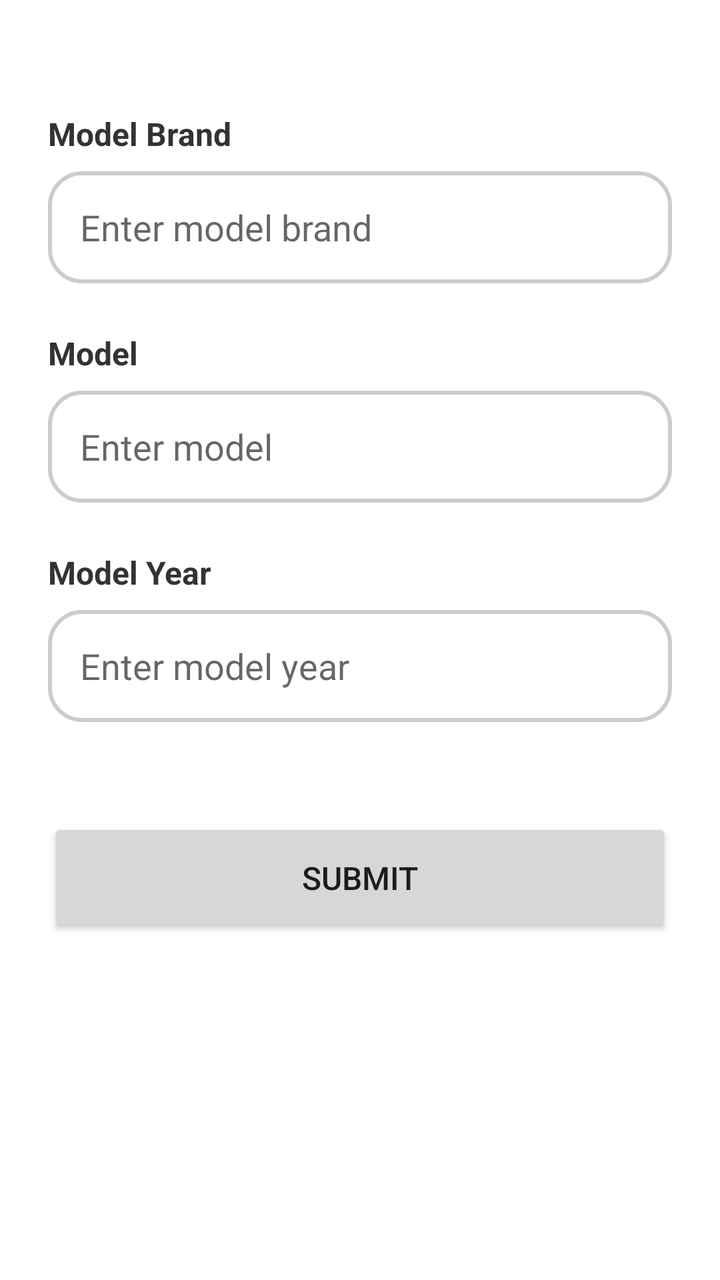
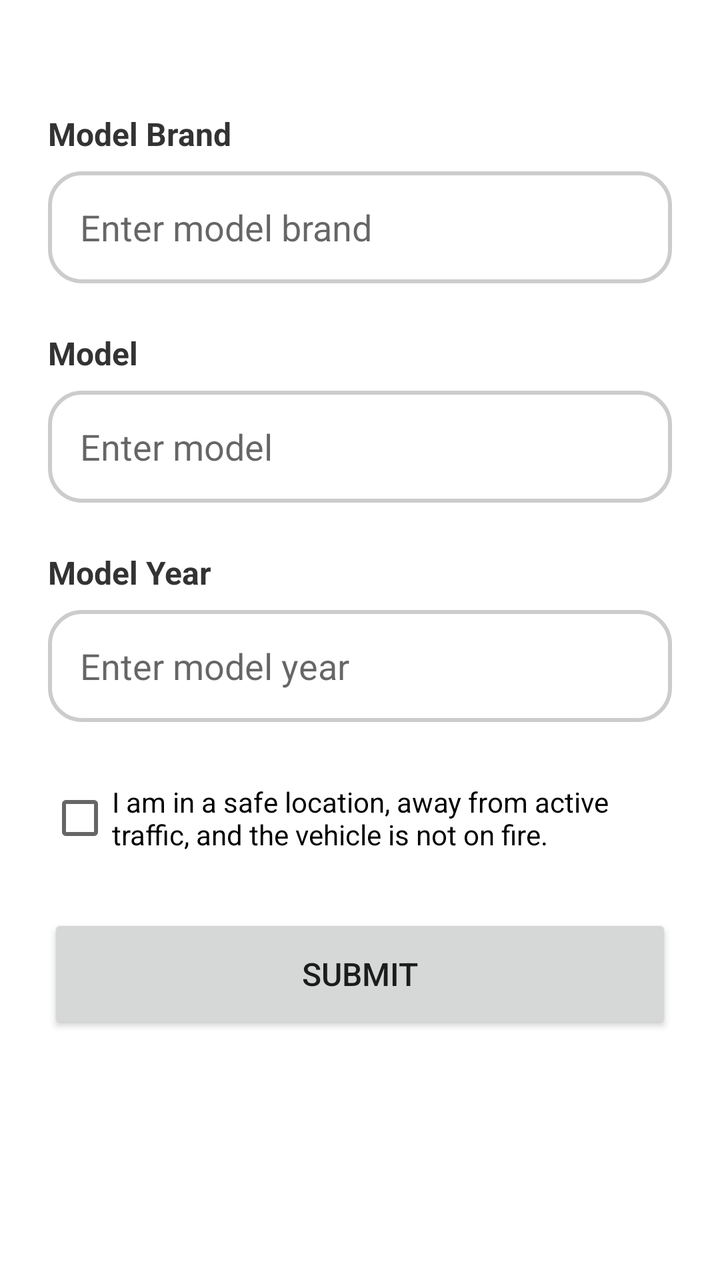

Before-and-after screenshots of an Android layout around one commit, followed by the original layout XML and the change that was made.
<!-- AndroidManifest.xml: application theme Theme.RoadsideAssist -->
<!-- res/layout/activity_main.xml -->
<?xml version="1.0" encoding="utf-8"?>
<androidx.constraintlayout.widget.ConstraintLayout xmlns:android="http://schemas.android.com/apk/res/android"
    xmlns:app="http://schemas.android.com/apk/res-auto"
    xmlns:tools="http://schemas.android.com/tools"
    android:layout_width="match_parent"
    android:layout_height="match_parent"
    android:padding="24dp">

    <TextView
        android:id="@+id/brand"
        android:layout_width="wrap_content"
        android:layout_height="wrap_content"
        android:layout_marginTop="32dp"
        android:text="Model Brand"
        android:textColor="#333333"
        android:textSize="16sp"
        android:textStyle="bold"
        app:layout_constraintStart_toStartOf="parent"
        app:layout_constraintTop_toTopOf="parent" />

    <EditText
        android:id="@+id/editTextText"
        android:layout_width="0dp"
        android:layout_height="56dp"
        android:layout_marginTop="8dp"
        android:background="@drawable/custom_input"
        android:ems="10"
        android:hint="Enter model brand"
        android:inputType="text"
        android:paddingHorizontal="16dp"
        app:layout_constraintEnd_toEndOf="parent"
        app:layout_constraintStart_toStartOf="parent"
        app:layout_constraintTop_toBottomOf="@+id/brand" />

    <TextView
        android:id="@+id/textView2"
        android:layout_width="wrap_content"
        android:layout_height="wrap_content"
        android:layout_marginTop="24dp"
        android:text="Model"
        android:textColor="#333333"
        android:textSize="16sp"
        android:textStyle="bold"
        app:layout_constraintStart_toStartOf="parent"
        app:layout_constraintTop_toBottomOf="@+id/editTextText" />

    <EditText
        android:id="@+id/editTextText2"
        android:layout_width="0dp"
        android:layout_height="56dp"
        android:layout_marginTop="8dp"
        android:background="@drawable/custom_input"
        android:ems="10"
        android:hint="Enter model"
        android:inputType="text"
        android:paddingHorizontal="16dp"
        app:layout_constraintEnd_toEndOf="parent"
        app:layout_constraintStart_toStartOf="parent"
        app:layout_constraintTop_toBottomOf="@+id/textView2" />

    <TextView
        android:id="@+id/textView3"
        android:layout_width="wrap_content"
        android:layout_height="wrap_content"
        android:layout_marginTop="24dp"
        android:text="Model Year"
        android:textColor="#333333"
        android:textSize="16sp"
        android:textStyle="bold"
        app:layout_constraintStart_toStartOf="parent"
        app:layout_constraintTop_toBottomOf="@+id/editTextText2" />

    <EditText
        android:id="@+id/editTextText3"
        android:layout_width="0dp"
        android:layout_height="56dp"
        android:layout_marginTop="8dp"
        android:background="@drawable/custom_input"
        android:ems="10"
        android:hint="Enter model year"
        android:inputType="number"
        android:paddingHorizontal="16dp"
        app:layout_constraintEnd_toEndOf="parent"
        app:layout_constraintStart_toStartOf="parent"
        app:layout_constraintTop_toBottomOf="@+id/textView3" />

    <Button
        android:id="@+id/button"
        android:layout_width="0dp"
        android:layout_height="60dp"
        android:layout_marginTop="48dp"
        android:text="Submit"
        android:textSize="16sp"
        app:layout_constraintEnd_toEndOf="parent"
        app:layout_constraintStart_toStartOf="parent"
        app:layout_constraintTop_toBottomOf="@+id/editTextText3" />

</androidx.constraintlayout.widget.ConstraintLayout>
<!-- resources referenced by this layout -->
<resources>
  <!-- drawable custom_input (drawable) -->
  <?xml version="1.0" encoding="utf-8"?>
  <selector xmlns:android="http://schemas.android.com/apk/res/android">
  
      <item android:state_enabled="true" android:state_focused="true">
          <shape xmlns:android="http://schemas.android.com/apk/res/android"
              android:shape="rectangle">
              
              <solid android:color="@android:color/white" />
              
              <corners android:radius="16dp" />
              
              <stroke
                  android:width="2dp"
                  android:color="#FFA500" /> 
          </shape>
      </item>
  
      <item android:state_enabled="true" >
          <shape xmlns:android="http://schemas.android.com/apk/res/android"
              android:shape="rectangle">
              
              <solid android:color="@android:color/white" />
              
              <corners android:radius="16dp" />
              
              <stroke
                  android:width="2dp"
                  android:color="#CCCCCC" /> 
          </shape>
      </item>
  
  </selector>
  <style name="Theme.RoadsideAssist" parent="Theme.MaterialComponents.DayNight.DarkActionBar">
          
          <item name="colorPrimary">@color/purple_500</item>
          <item name="colorPrimaryVariant">@color/purple_700</item>
          <item name="colorOnPrimary">@color/white</item>
          
          <item name="colorSecondary">@color/teal_200</item>
          <item name="colorSecondaryVariant">@color/teal_700</item>
          <item name="colorOnSecondary">@color/black</item>
          
          <item name="android:statusBarColor">?attr/colorPrimaryVariant</item>
          
      </style>
  <color name="purple_500">#FF6200EE</color>
  <color name="purple_700">#FF3700B3</color>
  <color name="white">#FFFFFFFF</color>
  <color name="teal_200">#FF03DAC5</color>
  <color name="teal_700">#FF018786</color>
  <color name="black">#FF000000</color>
</resources>

<!-- the commit's change to res/layout/activity_main.xml (unified diff, before → after) -->
@@ -84,15 +84,39 @@
         app:layout_constraintStart_toStartOf="parent"
         app:layout_constraintTop_toBottomOf="@+id/textView3" />
 
+    <CheckBox
+        android:id="@+id/cbSafetyCheck"
+        android:layout_width="0dp"
+        android:layout_height="wrap_content"
+        android:layout_marginTop="24dp"
+        android:text="I am in a safe location, away from active traffic, and the vehicle is not on fire."
+        app:layout_constraintEnd_toEndOf="parent"
+        app:layout_constraintStart_toStartOf="parent"
+        app:layout_constraintTop_toBottomOf="@+id/editTextText3" />
+
     <Button
         android:id="@+id/button"
         android:layout_width="0dp"
         android:layout_height="60dp"
-        android:layout_marginTop="48dp"
+        android:layout_marginTop="24dp"
         android:text="Submit"
         android:textSize="16sp"
         app:layout_constraintEnd_toEndOf="parent"
         app:layout_constraintStart_toStartOf="parent"
-        app:layout_constraintTop_toBottomOf="@+id/editTextText3" />
+        app:layout_constraintTop_toBottomOf="@+id/cbSafetyCheck" />
+
+    <Button
+        android:id="@+id/btnEmergency"
+        android:layout_width="0dp"
+        android:layout_height="60dp"
+        android:layout_marginTop="16dp"
+        android:text="CALL EMERGENCY SERVICES"
+        android:textColor="#FFFFFF"
+        android:textSize="16sp"
+        android:backgroundTint="#D32F2F"
+        android:visibility="gone"
+        app:layout_constraintEnd_toEndOf="parent"
+        app:layout_constraintStart_toStartOf="parent"
+        app:layout_constraintTop_toBottomOf="@+id/button" />
 
 </androidx.constraintlayout.widget.ConstraintLayout>
